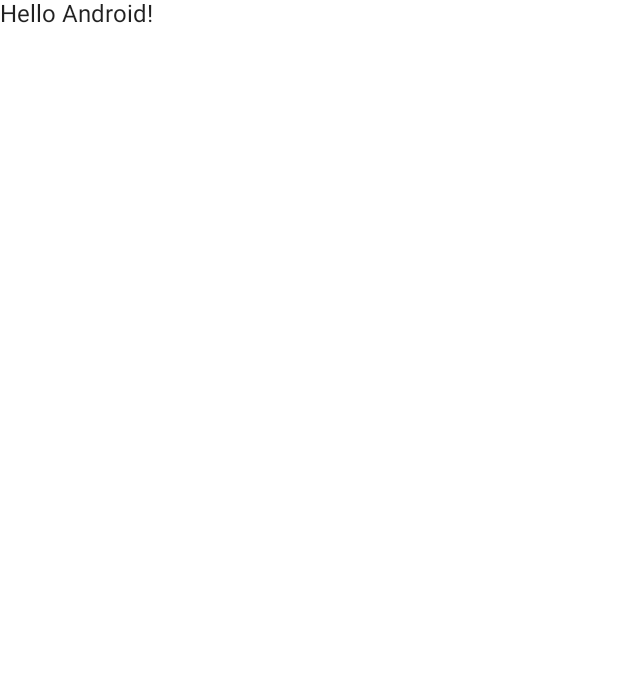
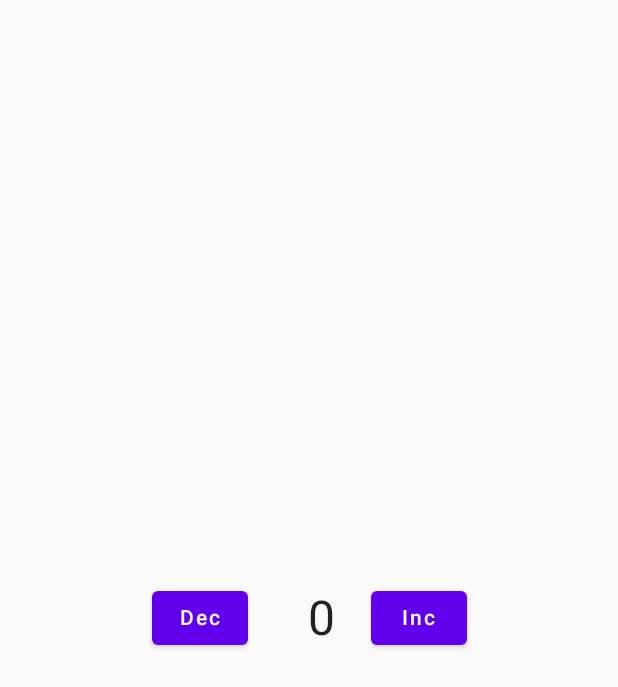
Before and after one commit to Kvest/compose-sandbox, an Android app built with Jetpack Compose: the screen it shows after launch (MainActivity), on a phone screen of 412 x 824 dp. Before the commit the part shown is almost empty. Shown: the top 687 px of the screen. Run offline under Robolectric (Android 15) with nearby library versions, the phone set to English and light mode, and no system bars.

Commit message:
implement AnimatedCounter

```diff
--- a/app/src/main/java/com/kvest/compose_sandbox/MainActivity.kt
+++ b/app/src/main/java/com/kvest/compose_sandbox/MainActivity.kt
@@ -3,13 +3,11 @@ package com.kvest.compose_sandbox
 import android.os.Bundle
 import androidx.activity.ComponentActivity
 import androidx.activity.compose.setContent
+import androidx.compose.foundation.layout.Box
 import androidx.compose.foundation.layout.fillMaxSize
-import androidx.compose.material.MaterialTheme
-import androidx.compose.material.Surface
-import androidx.compose.material.Text
-import androidx.compose.runtime.Composable
+import androidx.compose.ui.Alignment
 import androidx.compose.ui.Modifier
-import androidx.compose.ui.tooling.preview.Preview
+import com.kvest.compose_sandbox.ui.animated_counter.AnimatedCounterPanel
 import com.kvest.compose_sandbox.ui.theme.ComposesandboxTheme
 
 class MainActivity : ComponentActivity() {
@@ -18,26 +16,12 @@ class MainActivity : ComponentActivity() {
         setContent {
             ComposesandboxTheme {
                 // A surface container using the 'background' color from the theme
-                Surface(
+                Box(
                     modifier = Modifier.fillMaxSize(),
-                    color = MaterialTheme.colors.background
                 ) {
-                    Greeting("Android")
+                    AnimatedCounterPanel(modifier = Modifier.align(Alignment.Center))
                 }
             }
         }
     }
 }
-
-@Composable
-fun Greeting(name: String) {
-    Text(text = "Hello $name!")
-}
-
-@Preview(showBackground = true)
-@Composable
-fun DefaultPreview() {
-    ComposesandboxTheme {
-        Greeting("Android")
-    }
-}
--- /dev/null
+++ b/app/src/main/java/com/kvest/compose_sandbox/ui/animated_counter/AnimatedCounter.kt
@@ -0,0 +1,84 @@
+package com.kvest.compose_sandbox.ui.animated_counter
+
+import androidx.compose.animation.*
+import androidx.compose.animation.core.tween
+import androidx.compose.foundation.layout.*
+import androidx.compose.material.Button
+import androidx.compose.material.Text
+import androidx.compose.runtime.*
+import androidx.compose.ui.Alignment
+import androidx.compose.ui.Modifier
+import androidx.compose.ui.unit.dp
+import androidx.compose.ui.unit.sp
+
+@Composable
+fun AnimatedCounterPanel(modifier: Modifier = Modifier) {
+    Row(
+        verticalAlignment = Alignment.CenterVertically,
+        modifier = modifier
+    ) {
+        var count by remember { mutableStateOf(0) }
+
+        Button(onClick = { --count }) {
+            Text(text = "Dec")
+        }
+
+        Spacer(modifier = Modifier.width(24.dp))
+
+        AnimatedCounter(count = count)
+
+        Spacer(modifier = Modifier.width(24.dp))
+
+        Button(onClick = { ++count }) {
+            Text(text = "Inc")
+        }
+    }
+}
+
+private const val animationDurationMillis = 400
+
+@OptIn(ExperimentalAnimationApi::class)
+@Composable
+fun AnimatedCounter(
+    count: Int,
+    modifier: Modifier = Modifier,
+) {
+    //remember old value in order to calculate slide direction
+    var oldValue by remember { mutableStateOf(count) }
+
+    val slideDown = oldValue > count
+
+    LaunchedEffect(count) {
+        oldValue = count
+    }
+
+    val countStr = count.toString()
+
+    Row(modifier = modifier) {
+        for (i in -1  until countStr.length) {
+            key(countStr.length - i) {
+                AnimatedContent(
+                    targetState = countStr.getOrNull(i)?.toString() ?: "",
+                    transitionSpec =  {
+                        if (slideDown) {
+                            slideInVertically(animationSpec = tween(animationDurationMillis)) { hight -> hight } + fadeIn(animationSpec = tween(animationDurationMillis)) with slideOutVertically(animationSpec = tween(animationDurationMillis)) { hight -> -hight } + fadeOut(animationSpec = tween(animationDurationMillis))
+                        } else {
+                            slideInVertically(animationSpec = tween(animationDurationMillis)) { hight -> -hight } + fadeIn(animationSpec = tween(animationDurationMillis)) with slideOutVertically(animationSpec = tween(animationDurationMillis)) { hight -> hight } + fadeOut(animationSpec = tween(animationDurationMillis))
+                        }
+                        .using (
+                            SizeTransform(clip = false)
+                        )
+                    }
+                ) { value ->
+                    Text(
+                        text = value,
+                        fontSize = 32.sp,
+                        modifier = Modifier.defaultMinSize(
+                            minWidth = 16.dp
+                        )
+                    )
+                }
+           }
+        }
+    }
+}
```
